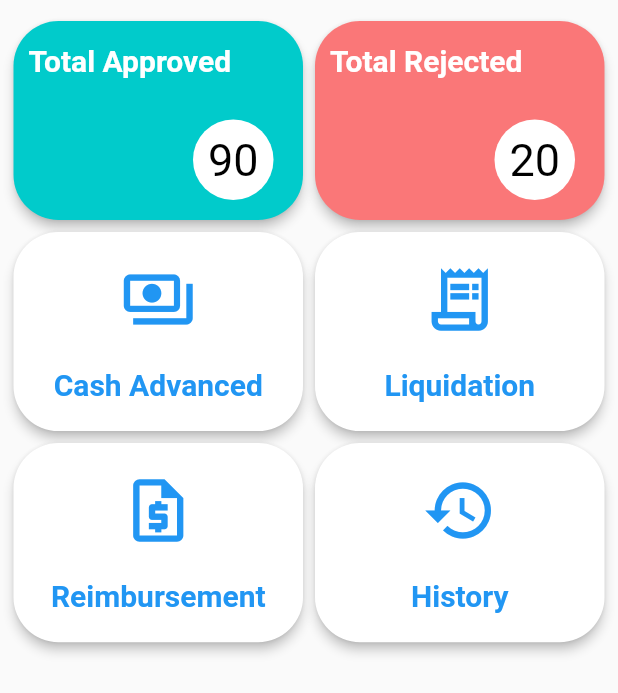
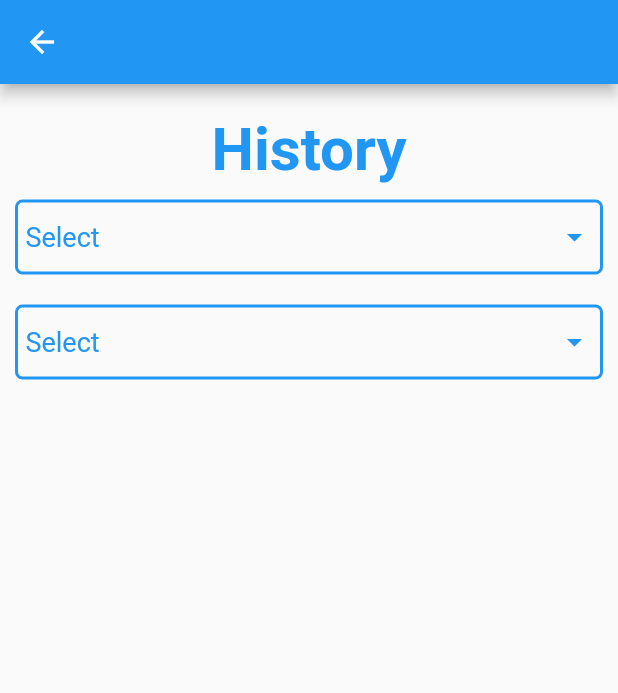
Before and after one commit to Eframe-Calaguas/stalwart_mobile, a Flutter app: the Navigations widget shown alone on an empty page, opened directly, after a tap on "History", on a phone screen of 412 x 824 dp. Shown: the top 693 px of the screen. Run offline on Flutter 3.47's test engine with Material 2 defaults, Android fonts, the phone set to English and light mode, and no system bars; our stand-ins replace flutter_slidable, flutter_spinkit, form_field_validator; network calls fail.

```diff
--- a/lib/main.dart
+++ b/lib/main.dart
@@ -7,6 +7,7 @@ import './widgets/login.dart';
 import './widgets/navigations.dart';
 import './widgets/cash_advanced_list.dart';
 import './widgets/liquidation_list.dart';
+import './widgets/history.dart';
 
 void main() {
   runApp(MyApp());
@@ -128,3 +129,10 @@ class ReimbursementPage extends StatelessWidget {
     return Reimbursement();
   }
 }
+
+class HistoryPage extends StatelessWidget {
+  @override
+  Widget build(BuildContext context) {
+    return History();
+  }
+}
--- a/lib/widgets/cash_advanced_list.dart
+++ b/lib/widgets/cash_advanced_list.dart
@@ -87,7 +87,6 @@ class _CashAdvancedListState extends State<CashAdvancedList> {
     var amountFiled = item['location']['street']['number'];
     var userImage = item['picture']['large'];
     var dateString = DateFormat.yMMMMd().format(DateTime.parse(dateFiled));
-    var dataApi = [fullName, dateFiled, amountFiled, userImage, dateString];
 
     return Container(
       padding: EdgeInsets.all(2),
--- /dev/null
+++ b/lib/widgets/history.dart
@@ -0,0 +1,117 @@
+import 'package:flutter/material.dart';
+
+class History extends StatefulWidget {
+  @override
+  State<History> createState() => _HistoryState();
+}
+
+class _HistoryState extends State<History> {
+  String selectedValue = 'Select';
+  String selectedStatus = 'Select';
+  @override
+  Widget build(BuildContext context) {
+    return Scaffold(
+      appBar: AppBar(),
+      body: Column(
+        children: [
+          SizedBox(
+            height: 20,
+          ),
+          Column(
+            children: [
+              Text(
+                'History',
+                style: TextStyle(
+                  color: Colors.blue,
+                  fontWeight: FontWeight.bold,
+                  fontSize: 40,
+                ),
+              ),
+            ],
+          ),
+          Container(
+              decoration: ShapeDecoration(
+                shape: RoundedRectangleBorder(
+                  side: BorderSide(
+                      width: 2.0, style: BorderStyle.solid, color: Colors.blue),
+                  borderRadius: BorderRadius.all(Radius.circular(5.0)),
+                ),
+              ),
+              margin: EdgeInsets.all(10),
+              padding: EdgeInsets.all(5),
+              height: 50,
+              width: MediaQuery.of(context).size.width,
+              child: DropdownButtonHideUnderline(
+                child: DropdownButton<String>(
+                  isExpanded: true,
+                  value: selectedValue,
+                  icon: Icon(
+                    Icons.arrow_drop_down_sharp,
+                    color: Colors.blue,
+                  ),
+                  onChanged: (String? newvalue) {
+                    setState(() {
+                      selectedValue = newvalue!;
+                    });
+                  },
+                  items: <String>[
+                    'Select',
+                    'Cash Advanced',
+                    'Liquidation',
+                    'Reimbursement',
+                  ].map<DropdownMenuItem<String>>((String value) {
+                    return DropdownMenuItem<String>(
+                        value: value,
+                        child: Text(
+                          value,
+                          style: TextStyle(fontSize: 18, color: Colors.blue),
+                        ));
+                  }).toList(),
+                ),
+              )),
+
+          // approved and rejected history
+          Container(
+              decoration: ShapeDecoration(
+                shape: RoundedRectangleBorder(
+                  side: BorderSide(
+                      width: 2.0, style: BorderStyle.solid, color: Colors.blue),
+                  borderRadius: BorderRadius.all(Radius.circular(5.0)),
+                ),
+              ),
+              margin: EdgeInsets.all(10),
+              padding: EdgeInsets.all(5),
+              height: 50,
+              width: MediaQuery.of(context).size.width,
+              child: DropdownButtonHideUnderline(
+                child: DropdownButton<String>(
+                  isExpanded: true,
+                  value: selectedStatus,
+                  icon: Icon(
+                    Icons.arrow_drop_down_sharp,
+                    color: Colors.blue,
+                  ),
+                  onChanged: (String? newvalue) {
+                    setState(() {
+                      selectedStatus = newvalue!;
+                    });
+                  },
+                  items: <String>[
+                    'Select',
+                    'Approved',
+                    'Rejected',
+                  ].map<DropdownMenuItem<String>>((String value) {
+                    return DropdownMenuItem<String>(
+                        value: value,
+                        child: Text(
+                          value,
+                          style: TextStyle(fontSize: 18, color: Colors.blue),
+                        ));
+                  }).toList(),
+                ),
+              ))
+        ],
+      ),
+    );
+  }
+}
--- a/lib/widgets/navigations.dart
+++ b/lib/widgets/navigations.dart
@@ -252,7 +252,12 @@ class Navigations extends StatelessWidget {
             child: InkWell(
               splashColor: Colors.blue.withAlpha(30),
               onTap: () {
-                print('History');
+                Navigator.push(
+                  context,
+                  MaterialPageRoute(
+                    builder: (context) => HistoryPage(),
+                  ),
+                );
               },
               child: Column(
                 children: [
--- a/lib/widgets/reimbursement_list.dart
+++ b/lib/widgets/reimbursement_list.dart
@@ -8,7 +8,7 @@ import 'package:flutter_slidable/flutter_slidable.dart';
 import 'package:http/http.dart' as http;
 
 import './loading_screen.dart';
-import './reimbursement_particular.dart';
+import './reimbursement_receipt.dart';
 
 class Reimbursement extends StatefulWidget {
   @override
@@ -101,7 +101,7 @@ class _Reimbursement extends State<Reimbursement> {
             Navigator.push(
               context,
               MaterialPageRoute(
-                builder: (context) => ReimbursementParticular(
+                builder: (context) => ReimbursementReceipt(
                     userImage, fullName, amountFiled, dateString),
               ),
             );
```
Also changed, not shown: lib/widgets/reimbursement_receipt.dart (added, +169 -0 lines).
